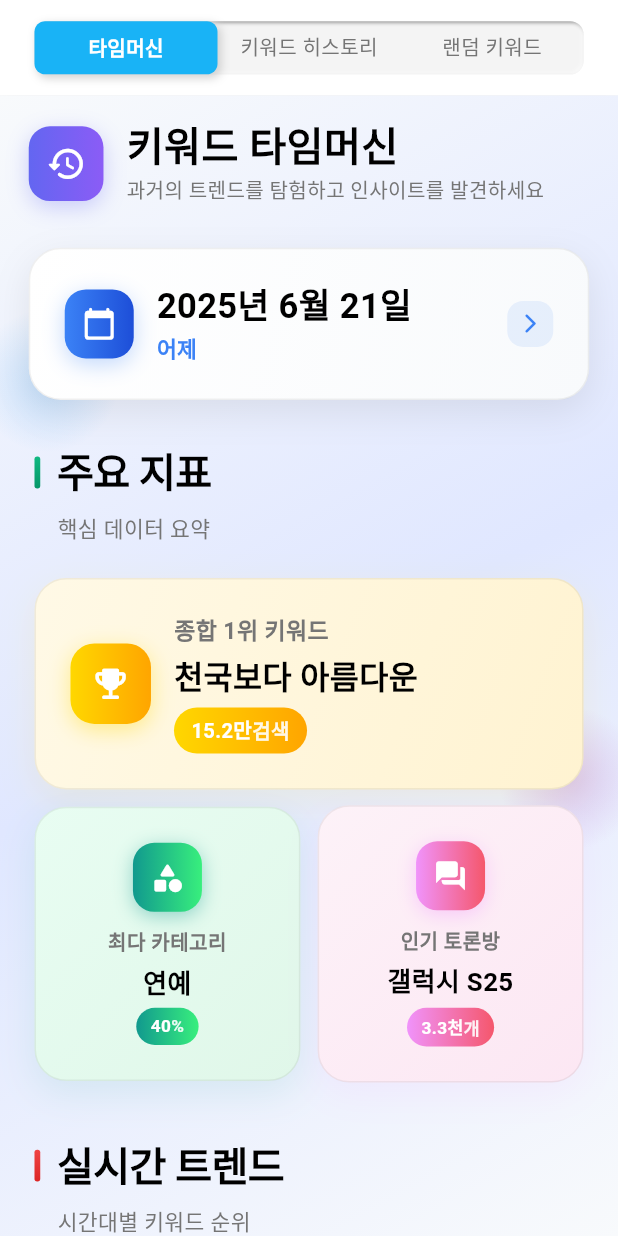
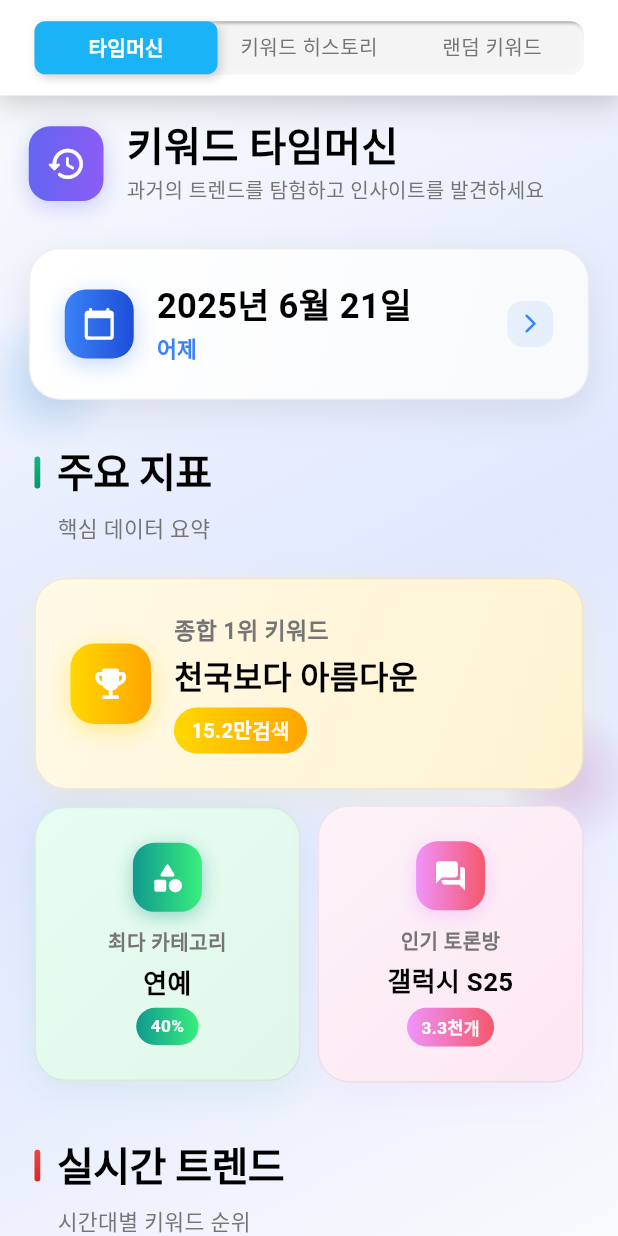
Before and after one commit to kara090813/trendly, a Flutter app: the HistoryHomeComponent screen opened directly, on a phone screen of 412 x 824 dp. Run offline on Flutter 3.47's test engine with Material 3 defaults, Android fonts, the light colour scheme and no system bars; drawn by our look-alikes of flutter_animate; our stand-ins replace auto_size_text, fl_chart, flutter_neumorphic_plus, flutter_screenutil, flutter_spinkit, flutter_staggered_animations and 5 more; accounts and stored records are empty; network calls fail; Roboto replaces fonts that are missing (asgm).

Commit message:
디자인 최종(마이페이지 제외)

```diff
--- a/lib/components/historyHome_component.dart
+++ b/lib/components/historyHome_component.dart
@@ -45,25 +45,17 @@ class _HistoryHomeComponentState extends State<HistoryHomeComponent>
   @override
   Widget build(BuildContext context) {
     final isDark = AppTheme.isDark(context);
+    final statusBarHeight = MediaQuery.of(context).padding.top;
+    final headerHeight = statusBarHeight + 16.h + 40.h + 16.h; // status bar + top padding + tab bar + bottom padding
 
     return Scaffold(
       backgroundColor: AppTheme.getBackgroundColor(context),
-      body: Column(  // CustomScrollView 대신 Column 사용
+      body: Stack(
         children: [
-          // 고정 헤더
-          TabHeaderWidget(
-            tabLabels: ["타임머신", "키워드 히스토리", "랜덤 키워드"],
-            selectedTabIndex: _selectedTabIndex,
-            onTabSelected: (index) {
-              setState(() {
-                _selectedTabIndex = index;
-                _tabController.animateTo(index);
-              });
-            },
-          ),
-
-          // 탭 콘텐츠 영역 - Expanded로 남은 공간 모두 사용
-          Expanded(
+          // 탭 콘텐츠 영역
+          Positioned.fill(
+            child: Padding(
+              padding: EdgeInsets.only(top: headerHeight),
               child: TabBarView(
                 controller: _tabController,
                 physics: NeverScrollableScrollPhysics(), // 좌우 스와이프 비활성화
@@ -74,6 +66,24 @@ class _HistoryHomeComponentState extends State<HistoryHomeComponent>
                 ],
               ),
             ),
+          ),
+
+          // 고정 헤더 - 위에 떠있도록
+          Positioned(
+            top: 0,
+            left: 0,
+            right: 0,
+            child: TabHeaderWidget(
+              tabLabels: ["타임머신", "키워드 히스토리", "랜덤 키워드"],
+              selectedTabIndex: _selectedTabIndex,
+              onTabSelected: (index) {
+                setState(() {
+                  _selectedTabIndex = index;
+                  _tabController.animateTo(index);
+                });
+              },
+            ),
+          ),
         ],
       ),
     );
--- a/lib/widgets/tabHeader_widget.dart
+++ b/lib/widgets/tabHeader_widget.dart
@@ -27,10 +27,19 @@ class TabHeaderWidget extends StatelessWidget {
         boxShadow: [
           BoxShadow(
             color: isDark
-                ? Colors.black.withOpacity(0.35)
-                : Colors.black.withOpacity(0.1),
+                ? Colors.black.withOpacity(0.5)
+                : Colors.black.withOpacity(0.12),
+            blurRadius: 16,
+            spreadRadius: 3,
+            offset: Offset(0, 6),
+          ),
+          // 추가 그림자 레이어
+          BoxShadow(
+            color: isDark
+                ? Colors.black.withOpacity(0.3)
+                : Colors.black.withOpacity(0.06),
             blurRadius: 8,
-            spreadRadius: 0,
+            spreadRadius: 1,
             offset: Offset(0, 2),
           ),
         ],
```
Also changed, not shown: lib/components/discussionHome_component.dart (+24 -14 lines), lib/components/keywordHome_component.dart (+14 -3 lines). Lines whose indentation alone changed are shown as unchanged.
